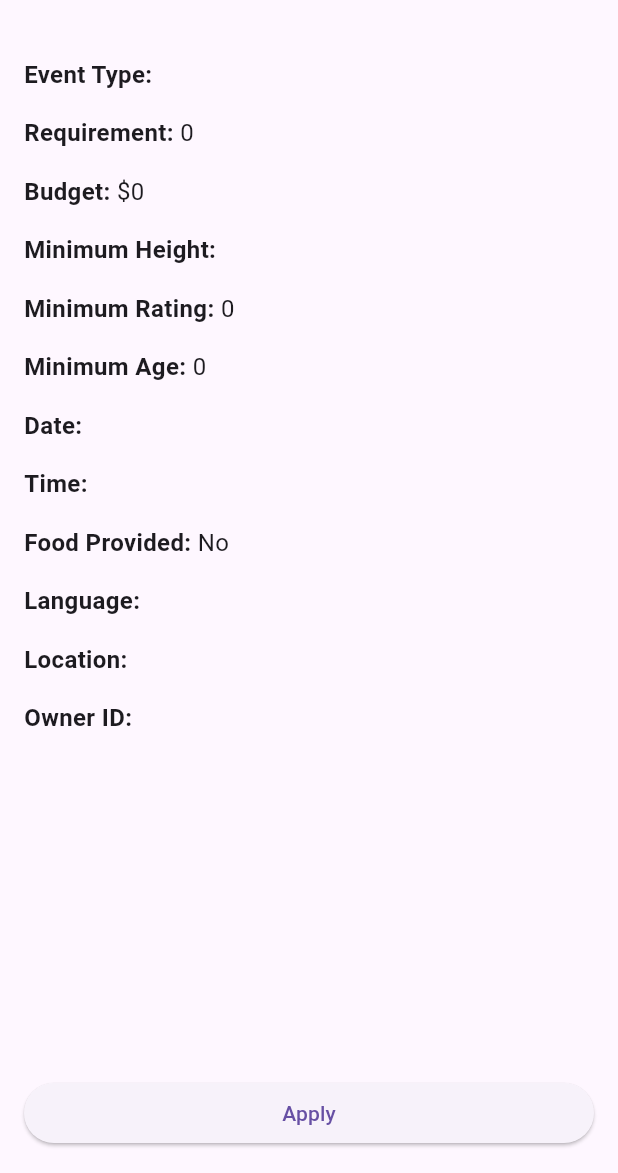
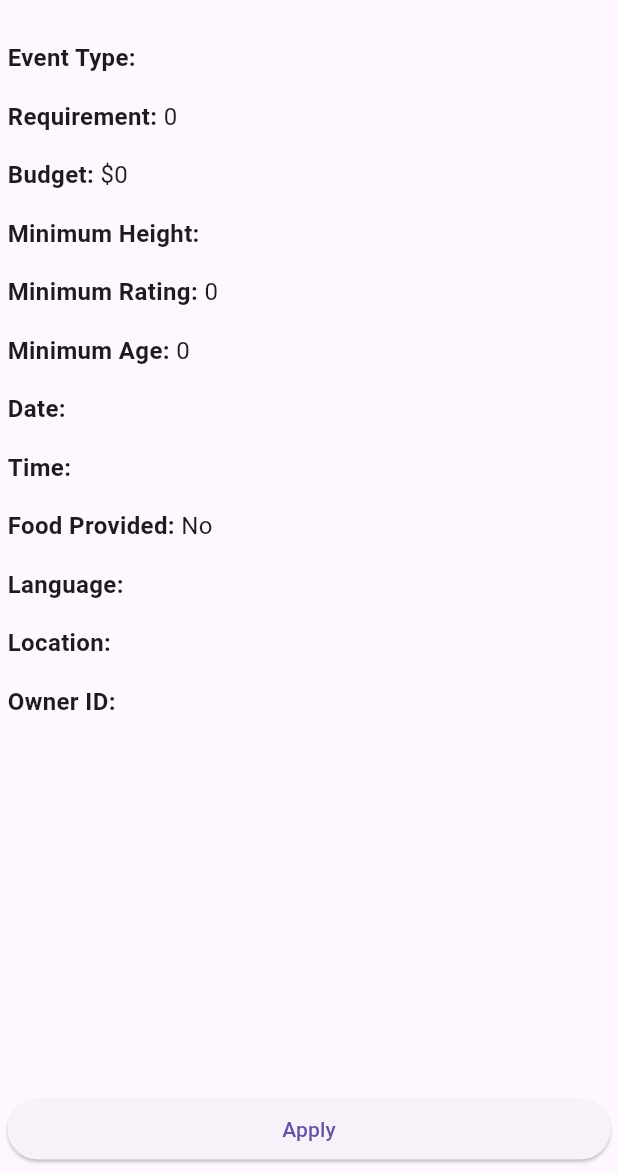
Before and after one commit to vrianta/workers_hub_app_flutter, a Flutter app: the EventDetailsPage screen opened directly with empty values, on a phone screen of 412 x 824 dp, the part 63-1236 px from its top. Run offline on Flutter 3.47's test engine with Material 3 defaults, Android fonts, the phone set to English and light mode, and no system bars; our stand-ins replace flutter_secure_storage, fluttertoast; accounts and stored records are empty; network calls fail.

Commit message:
update on user accounts section wher user can update it's details

```diff
--- a/lib/ApiHandler/api_handler.dart
+++ b/lib/ApiHandler/api_handler.dart
@@ -2,6 +2,7 @@ import 'dart:convert';
 import 'dart:async';
 import 'package:http/http.dart' as http;
 import 'package:flutter_secure_storage/flutter_secure_storage.dart';
+import 'package:wo1/Models/user_details.dart';
 
 final storage = FlutterSecureStorage(); // Create a storage instance
 
@@ -15,6 +16,19 @@ class ApiHandler {
   static String api_token = '';
   static String uid = '';
   static String accountType = '';
+  static UserDetails userDetails = UserDetails(
+    userId: "userId",
+    fullName: "fullName",
+    phoneNumber: "phoneNumber",
+    photoUrl: "photoUrl",
+    rating: 0,
+    experienceYear: 0,
+    workDone: 0,
+    dateOfBirth: "dateOfBirth",
+    height: "height",
+    age: 0,
+    gender: "",
+  );
 
   // Login method
   Future<String> login(String userid, String password) async {
@@ -84,6 +98,20 @@ class ApiHandler {
     return response;
   }
 
+  // Login method
+  Future<String> updateUser(String fullName, String phoneNumber, dateOfBirth,
+      height, String text) async {
+    await _initResponse("update-user", {
+      "uid": uid,
+      "token": api_token,
+      "full_name": fullName,
+      "phone_number": phoneNumber,
+      "data_of_birth": dateOfBirth,
+      "height": height,
+    });
+    return response;
+  }
+
   // Private method to handle HTTP POST request
   Future<void> _initResponse(
       String apiMethod, Map<String, String> postDataMap) async {
--- /dev/null
+++ b/lib/Models/user_details.dart
@@ -0,0 +1,41 @@
+class UserDetails {
+  String userId;
+  String fullName;
+  String phoneNumber;
+  String photoUrl;
+  int rating;
+  int experienceYear;
+  int workDone;
+  String dateOfBirth;
+  String height;
+  int age;
+  String gender;
+
+  UserDetails({
+    required this.userId,
+    required this.fullName,
+    required this.phoneNumber,
+    required this.photoUrl,
+    required this.rating,
+    required this.experienceYear,
+    required this.workDone,
+    required this.dateOfBirth,
+    required this.height,
+    required this.age,
+    required this.gender,
+  });
+
+  void fromJson(Map<String, dynamic> json) {
+    userId = json['UserId'];
+    fullName = json['FullName'];
+    phoneNumber = json['PhoneNumber'];
+    photoUrl = json['PhotoURL'];
+    rating = json['Rating'];
+    experienceYear = json['ExperienceYear'];
+    workDone = json['WorkDone'];
+    dateOfBirth = json['DateOfBirth'];
+    height = json['Height'];
+    age = json['Age'];
+    gender = json['Gender'];
+  }
+}
--- a/lib/Pages/Login/Components/login_button.dart
+++ b/lib/Pages/Login/Components/login_button.dart
@@ -73,6 +73,7 @@ Future<bool> onpressedLoginButton(
   var loginDetails = jsonDecode(responseObj["MESSAGE"]);
   ApiHandler.api_token = loginDetails["token"];
   ApiHandler.accountType = loginDetails["accountType"];
+  ApiHandler.userDetails.fromJson(jsonDecode(loginDetails["user_details"])[0]);
   ApiHandler.uid = userName;
 
   showToast("Logged in successfully", Colors.green);
--- a/lib/Pages/UserHome/Fragments/Home/Components/details_of_event.dart
+++ b/lib/Pages/UserHome/Fragments/Home/Components/details_of_event.dart
@@ -25,7 +25,7 @@ class _EventDetailsPageState extends State<EventDetailsPage> {
         title: Text('Event Details'),
       ),
       body: Padding(
-        padding: const EdgeInsets.all(16.0),
+        padding: const EdgeInsets.all(5.0),
         child: Column(
           children: [
             Expanded(
--- a/lib/main.dart
+++ b/lib/main.dart
@@ -11,7 +11,11 @@ class ViewController extends StatelessWidget {
 
   @override
   Widget build(BuildContext context) {
-    return const MaterialApp(
+    return MaterialApp(
+      theme: ThemeData(
+        primarySwatch: Colors.blue,
+        visualDensity: VisualDensity.adaptivePlatformDensity,
+      ),
       home: Login(),
     );
   }
```
Also changed, not shown: lib/Pages/Login/login_ui.dart (+13 -5 lines), lib/Pages/UserHome/Fragments/Accounts/Page/accounts_details_edite.dart (added, +230 -0 lines), lib/Pages/UserHome/Fragments/Accounts/accounts_fragment.dart (+61 -13 lines), lib/Pages/UserHome/Fragments/Dashboard/dashboard_fragment.dart (+6 -8 lines), lib/Pages/UserHome/home.dart (+8 -6 lines).
